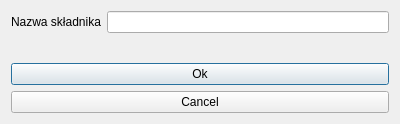
This is ingredients.ui in Akacz47/Intelligent-pantry as Qt 5 draws it before an edit. The edited form follows.
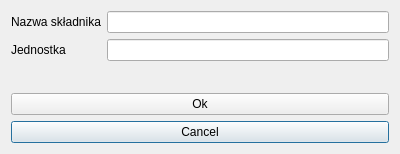
This is the edited form.

Commit message: dodano jednostki do składników

Diff of the .ui file:
```diff
--- a/ingredients.ui
+++ b/ingredients.ui
@@ -7,13 +7,13 @@
     <x>0</x>
     <y>0</y>
     <width>400</width>
-    <height>124</height>
+    <height>154</height>
    </rect>
   </property>
   <property name="maximumSize">
    <size>
     <width>400</width>
-    <height>124</height>
+    <height>154</height>
    </size>
   </property>
   <property name="windowTitle">
@@ -24,22 +24,32 @@
     <layout class="QHBoxLayout" name="rfidLayout"/>
    </item>
    <item row="5" column="0" colspan="2">
+    <layout class="QHBoxLayout" name="rfidLayout"/>
+   </item>
+   <item row="1" column="0">
+    <widget class="QLabel" name="unitLabel">
+     <property name="text">
+      <string>Jednostka</string>
+     </property>
+    </widget>
+   </item>
+   <item row="8" column="0" colspan="2">
+    <widget class="QPushButton" name="cancelButton">
+     <property name="text">
+      <string>Cancel</string>
+     </property>
+    </widget>
+   </item>
+   <item row="0" column="1">
+    <widget class="QLineEdit" name="ingrNameLineEdit"/>
+   </item>
+   <item row="7" column="0" colspan="2">
     <widget class="QPushButton" name="okButton">
      <property name="text">
       <string>Ok</string>
      </property>
     </widget>
    </item>
-   <item row="4" column="0" colspan="2">
-    <widget class="QLabel" name="notificationLabel">
-     <property name="text">
-      <string/>
-     </property>
-     <property name="alignment">
-      <set>Qt::AlignCenter</set>
-     </property>
-    </widget>
-   </item>
    <item row="0" column="0">
     <widget class="QLabel" name="ingrNameLabel">
      <property name="text">
@@ -48,14 +58,17 @@
     </widget>
    </item>
    <item row="6" column="0" colspan="2">
-    <widget class="QPushButton" name="cancelButton">
+    <widget class="QLabel" name="notificationLabel">
      <property name="text">
-      <string>Cancel</string>
+      <string/>
+     </property>
+     <property name="alignment">
+      <set>Qt::AlignCenter</set>
      </property>
     </widget>
    </item>
-   <item row="0" column="1">
-    <widget class="QLineEdit" name="ingrNameLineEdit"/>
+   <item row="1" column="1">
+    <widget class="QLineEdit" name="unitLineEdit"/>
    </item>
   </layout>
  </widget>
```
Left out of the diff: 3 changed lines with no effect on the pictures. The commit also changes 2 other files.
